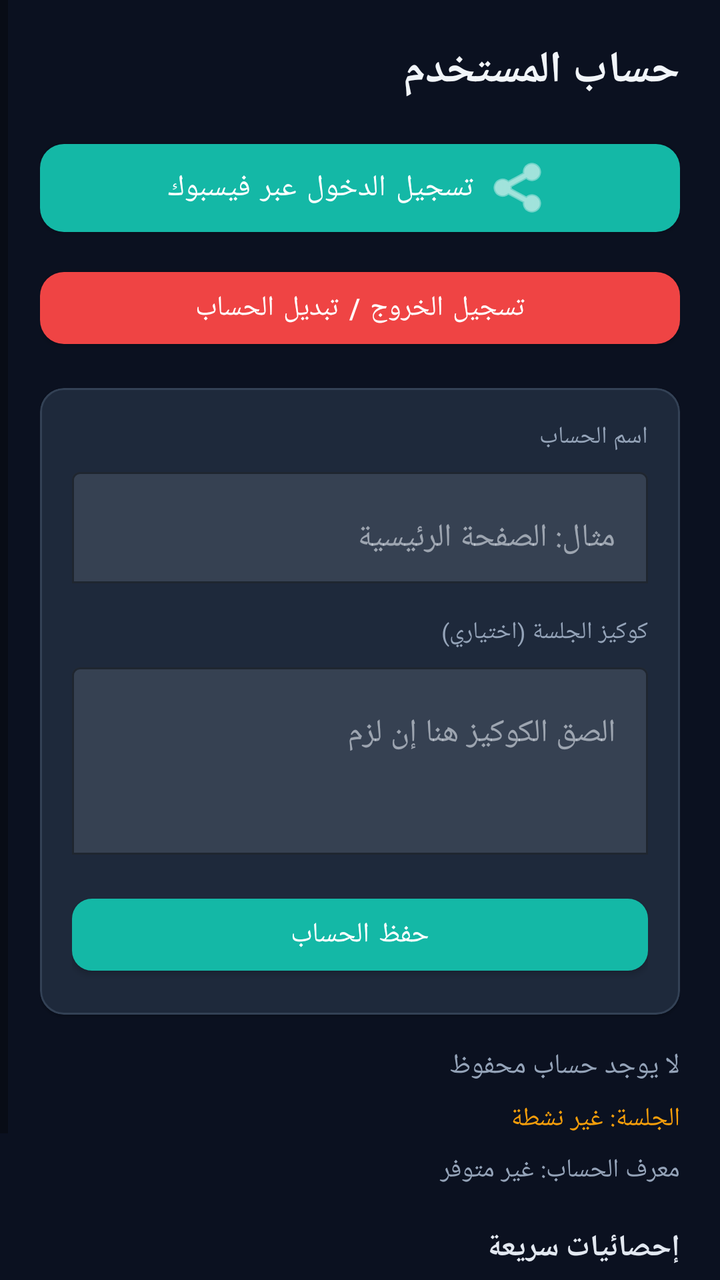
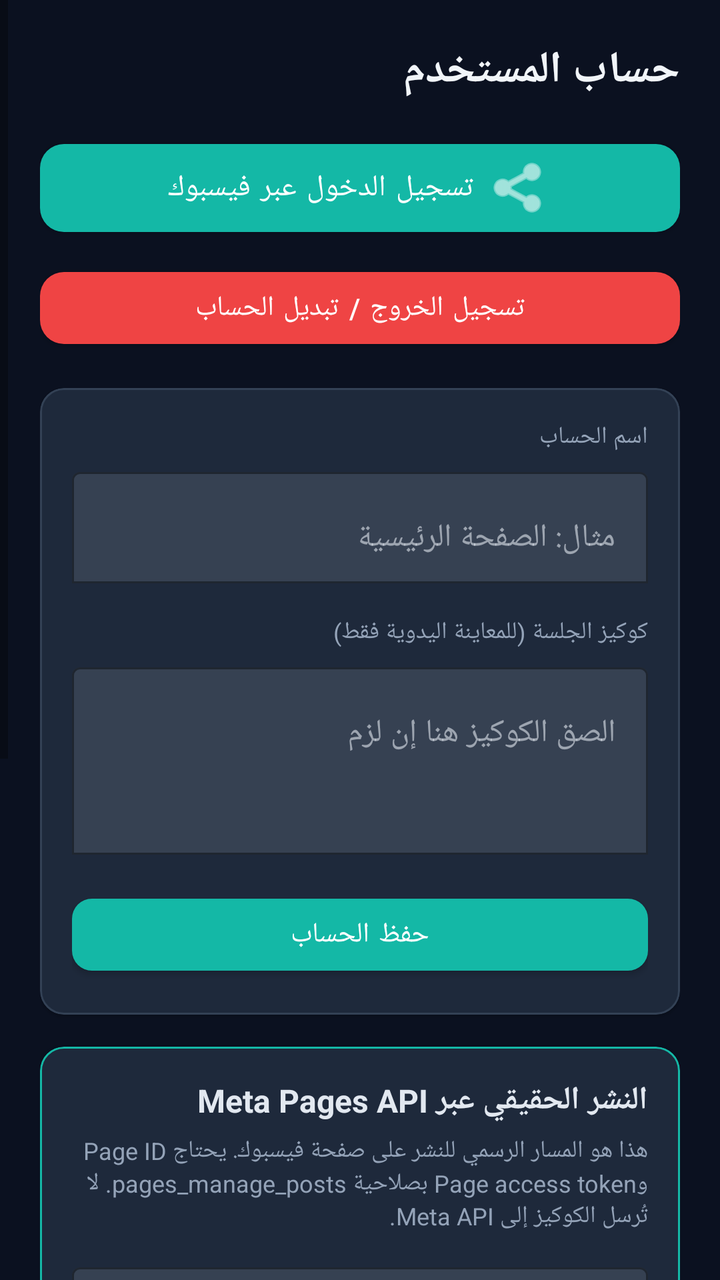

Two renders of the same Android screen: before a commit and after it. Below are the layout's source before the change and the commit's diff.
<!-- AndroidManifest.xml: application theme Theme.FBPublisherX -->
<!-- res/layout/fragment_accounts.xml -->
<?xml version="1.0" encoding="utf-8"?>
<ScrollView xmlns:android="http://schemas.android.com/apk/res/android"
    xmlns:app="http://schemas.android.com/apk/res-auto"
    android:layout_width="match_parent"
    android:layout_height="match_parent"
    android:background="@color/background"
    android:fillViewport="true"
    android:layoutDirection="rtl">

    <LinearLayout
        android:layout_width="match_parent"
        android:layout_height="wrap_content"
        android:orientation="vertical"
        android:padding="20dp">

        <TextView
            android:layout_width="match_parent"
            android:layout_height="wrap_content"
            android:text="@string/accounts_title"
            android:textColor="@color/on_background"
            android:textSize="22sp"
            android:textStyle="bold"
            android:layout_marginBottom="16dp" />

        <com.google.android.material.button.MaterialButton
            android:id="@+id/btnLoginFb"
            android:layout_width="match_parent"
            android:layout_height="56dp"
            android:text="@string/btn_login_fb"
            android:textAllCaps="false"
            android:textSize="15sp"
            android:layout_marginBottom="8dp"
            app:cornerRadius="12dp"
            app:backgroundTint="@color/primary"
            app:icon="@android:drawable/ic_menu_share"
            app:iconGravity="textStart" />

        <com.google.android.material.button.MaterialButton
            android:id="@+id/btnLogout"
            android:layout_width="match_parent"
            android:layout_height="48dp"
            android:text="@string/btn_logout"
            android:textAllCaps="false"
            android:layout_marginBottom="16dp"
            app:cornerRadius="12dp"
            app:backgroundTint="@color/error" />

        <com.google.android.material.card.MaterialCardView
            android:layout_width="match_parent"
            android:layout_height="wrap_content"
            app:cardBackgroundColor="@color/surface"
            app:cardCornerRadius="12dp"
            app:strokeColor="@color/card_stroke"
            app:strokeWidth="1dp"
            android:layout_marginBottom="16dp">
            <LinearLayout
                android:layout_width="match_parent"
                android:layout_height="wrap_content"
                android:orientation="vertical"
                android:padding="16dp">

                <TextView
                    android:layout_width="match_parent"
                    android:layout_height="wrap_content"
                    android:text="@string/account_label"
                    android:textColor="@color/text_secondary"
                    android:textSize="12sp" />
                <com.google.android.material.textfield.TextInputLayout
                    android:layout_width="match_parent"
                    android:layout_height="wrap_content"
                    android:layout_marginTop="4dp"
                    app:boxBackgroundMode="outline"
                    app:boxStrokeColor="@color/primary">
                    <com.google.android.material.textfield.TextInputEditText
                        android:id="@+id/inputAccountName"
                        android:layout_width="match_parent"
                        android:layout_height="wrap_content"
                        android:hint="@string/hint_account_name"
                        android:textColor="@color/on_surface"
                        android:inputType="text"
                        android:gravity="start" />
                </com.google.android.material.textfield.TextInputLayout>

                <TextView
                    android:layout_width="match_parent"
                    android:layout_height="wrap_content"
                    android:text="@string/cookies_label"
                    android:textColor="@color/text_secondary"
                    android:textSize="12sp"
                    android:layout_marginTop="16dp" />
                <com.google.android.material.textfield.TextInputLayout
                    android:layout_width="match_parent"
                    android:layout_height="wrap_content"
                    android:layout_marginTop="4dp"
                    app:boxBackgroundMode="outline"
                    app:boxStrokeColor="@color/primary">
                    <com.google.android.material.textfield.TextInputEditText
                        android:id="@+id/inputCookies"
                        android:layout_width="match_parent"
                        android:layout_height="wrap_content"
                        android:hint="@string/hint_cookies"
                        android:textColor="@color/on_surface"
                        android:inputType="textMultiLine"
                        android:minLines="3"
                        android:gravity="start|top" />
                </com.google.android.material.textfield.TextInputLayout>

                <com.google.android.material.button.MaterialButton
                    android:id="@+id/btnSaveAccount"
                    android:layout_width="match_parent"
                    android:layout_height="48dp"
                    android:text="@string/btn_save_account"
                    android:textAllCaps="false"
                    android:layout_marginTop="16dp"
                    app:cornerRadius="10dp"
                    app:backgroundTint="@color/primary" />
            </LinearLayout>
        </com.google.android.material.card.MaterialCardView>

        <TextView
            android:id="@+id/accountStatus"
            android:layout_width="match_parent"
            android:layout_height="wrap_content"
            android:text="@string/account_none"
            android:textColor="@color/text_secondary"
            android:textSize="14sp" />

        <TextView
            android:id="@+id/sessionIndicator"
            android:layout_width="match_parent"
            android:layout_height="wrap_content"
            android:text="@string/session_inactive"
            android:textColor="@color/warning"
            android:textSize="13sp"
            android:layout_marginTop="8dp" />

        <TextView
            android:id="@+id/profileIdText"
            android:layout_width="match_parent"
            android:layout_height="wrap_content"
            android:text="@string/profile_id_none"
            android:textColor="@color/text_secondary"
            android:textSize="13sp"
            android:layout_marginTop="8dp" />

        <TextView
            android:layout_width="match_parent"
            android:layout_height="wrap_content"
            android:text="@string/profile_stats_title"
            android:textColor="@color/on_surface"
            android:textSize="15sp"
            android:textStyle="bold"
            android:layout_marginTop="20dp"
            android:layout_marginBottom="8dp" />

        <TextView
            android:id="@+id/profileStatGroups"
            android:layout_width="match_parent"
            android:layout_height="wrap_content"
            android:textColor="@color/text_secondary"
            android:textSize="13sp" />
        <TextView
            android:id="@+id/profileStatPosted"
            android:layout_width="match_parent"
            android:layout_height="wrap_content"
            android:textColor="@color/text_secondary"
            android:textSize="13sp"
            android:layout_marginTop="4dp" />
        <TextView
            android:id="@+id/profileStatFailed"
            android:layout_width="match_parent"
            android:layout_height="wrap_content"
            android:textColor="@color/text_secondary"
            android:textSize="13sp"
            android:layout_marginTop="4dp" />

    </LinearLayout>
</ScrollView>
<!-- resources referenced by this layout -->
<resources>
  <color name="background">#0B1120</color>
  <color name="card_stroke">#334155</color>
  <color name="error">#EF4444</color>
  <color name="on_background">#F1F5F9</color>
  <color name="on_surface">#E2E8F0</color>
  <color name="primary">#14B8A6</color>
  <color name="surface">#1E293B</color>
  <color name="text_secondary">#94A3B8</color>
  <color name="warning">#F59E0B</color>
  <string name="account_label">اسم الحساب</string>
  <string name="account_none">لا يوجد حساب محفوظ</string>
  <string name="accounts_title">حساب المستخدم</string>
  <string name="btn_login_fb">تسجيل الدخول عبر فيسبوك</string>
  <string name="btn_logout">تسجيل الخروج / تبديل الحساب</string>
  <string name="btn_save_account">حفظ الحساب</string>
  <string name="cookies_label">كوكيز الجلسة (اختياري)</string>
  <string name="hint_account_name">مثال: الصفحة الرئيسية</string>
  <string name="hint_cookies">الصق الكوكيز هنا إن لزم</string>
  <string name="profile_id_none">معرف الحساب: غير متوفر</string>
  <string name="profile_stats_title">إحصائيات سريعة</string>
  <string name="session_inactive">الجلسة: غير نشطة</string>
  <style name="Theme.FBPublisherX" parent="Theme.MaterialComponents.DayNight.NoActionBar">
          <item name="colorPrimary">@color/primary</item>
          <item name="colorPrimaryVariant">@color/primary_variant</item>
          <item name="colorOnPrimary">@color/on_primary</item>
          <item name="colorSecondary">@color/secondary</item>
          <item name="android:statusBarColor">@color/background</item>
          <item name="android:navigationBarColor">@color/surface</item>
          <item name="android:windowBackground">@color/background</item>
          <item name="android:windowLightStatusBar">false</item>
          <item name="colorSurface">@color/surface</item>
          <item name="colorOnSurface">@color/on_surface</item>
      </style>
  <color name="primary_variant">#0F766E</color>
  <color name="on_primary">#FFFFFF</color>
  <color name="secondary">#8B5CF6</color>
</resources>

<!-- the commit's change to res/layout/fragment_accounts.xml (unified diff, before → after) -->
@@ -117,6 +117,86 @@
             </LinearLayout>
         </com.google.android.material.card.MaterialCardView>
 
+        <com.google.android.material.card.MaterialCardView
+            android:layout_width="match_parent"
+            android:layout_height="wrap_content"
+            android:layout_marginBottom="16dp"
+            app:cardBackgroundColor="@color/surface"
+            app:cardCornerRadius="12dp"
+            app:strokeColor="@color/primary"
+            app:strokeWidth="1dp">
+            <LinearLayout
+                android:layout_width="match_parent"
+                android:layout_height="wrap_content"
+                android:orientation="vertical"
+                android:padding="16dp">
+                <TextView
+                    android:layout_width="match_parent"
+                    android:layout_height="wrap_content"
+                    android:text="@string/page_api_title"
+                    android:textColor="@color/on_surface"
+                    android:textSize="16sp"
+                    android:textStyle="bold" />
+                <TextView
+                    android:layout_width="match_parent"
+                    android:layout_height="wrap_content"
+                    android:layout_marginTop="6dp"
+                    android:text="@string/page_api_help"
+                    android:textColor="@color/text_secondary"
+                    android:textSize="12sp" />
+                <com.google.android.material.textfield.TextInputLayout
+                    android:layout_width="match_parent"
+                    android:layout_height="wrap_content"
+                    android:layout_marginTop="12dp"
+                    android:hint="@string/page_id_label"
+                    app:boxBackgroundMode="outline"
+                    app:boxStrokeColor="@color/primary">
+                    <com.google.android.material.textfield.TextInputEditText
+                        android:id="@+id/inputPageId"
+                        android:layout_width="match_parent"
+                        android:layout_height="wrap_content"
+                        android:hint="@string/page_id_hint"
+                        android:inputType="number"
+                        android:textColor="@color/on_surface"
+                        android:gravity="start" />
+                </com.google.android.material.textfield.TextInputLayout>
+                <com.google.android.material.textfield.TextInputLayout
+                    android:layout_width="match_parent"
+                    android:layout_height="wrap_content"
+                    android:layout_marginTop="10dp"
+                    android:hint="@string/page_token_label"
+                    app:boxBackgroundMode="outline"
+                    app:boxStrokeColor="@color/primary"
+                    app:endIconMode="password_toggle">
+                    <com.google.android.material.textfield.TextInputEditText
+                        android:id="@+id/inputPageToken"
+                        android:layout_width="match_parent"
+                        android:layout_height="wrap_content"
+                        android:hint="@string/page_token_hint"
+                        android:inputType="textPassword"
+                        android:textColor="@color/on_surface"
+                        android:gravity="start" />
+                </com.google.android.material.textfield.TextInputLayout>
+                <com.google.android.material.button.MaterialButton
+                    android:id="@+id/btnVerifyPage"
+                    android:layout_width="match_parent"
+                    android:layout_height="48dp"
+                    android:layout_marginTop="12dp"
+                    android:text="@string/btn_verify_page"
+                    android:textAllCaps="false"
+                    app:backgroundTint="@color/secondary"
+                    app:cornerRadius="10dp" />
+                <TextView
+                    android:id="@+id/pageApiStatus"
+                    android:layout_width="match_parent"
+                    android:layout_height="wrap_content"
+                    android:layout_marginTop="10dp"
+                    android:text="@string/page_api_not_configured"
+                    android:textColor="@color/warning"
+                    android:textSize="13sp" />
+            </LinearLayout>
+        </com.google.android.material.card.MaterialCardView>
+
         <TextView
             android:id="@+id/accountStatus"
             android:layout_width="match_parent"
<!-- resource entries referenced after the edit -->
@@ -15,9 +15,17 @@
   <string name="btn_login_fb">تسجيل الدخول عبر فيسبوك</string>
   <string name="btn_logout">تسجيل الخروج / تبديل الحساب</string>
   <string name="btn_save_account">حفظ الحساب</string>
-  <string name="cookies_label">كوكيز الجلسة (اختياري)</string>
+  <string name="btn_verify_page">تحقق من اتصال الصفحة</string>
+  <string name="cookies_label">كوكيز الجلسة (للمعاينة اليدوية فقط)</string>
   <string name="hint_account_name">مثال: الصفحة الرئيسية</string>
   <string name="hint_cookies">الصق الكوكيز هنا إن لزم</string>
+  <string name="page_api_help">هذا هو المسار الرسمي للنشر على صفحة فيسبوك. يحتاج Page ID وPage access token بصلاحية pages_manage_posts. لا تُرسل الكوكيز إلى Meta API.</string>
+  <string name="page_api_not_configured">لم يتم إعداد Page API بعد</string>
+  <string name="page_api_title">النشر الحقيقي عبر Meta Pages API</string>
+  <string name="page_id_hint">مثال: 123456789012345</string>
+  <string name="page_id_label">معرّف الصفحة Page ID</string>
+  <string name="page_token_hint">الصق رمز الوصول الخاص بالصفحة</string>
+  <string name="page_token_label">Page access token</string>
   <string name="profile_id_none">معرف الحساب: غير متوفر</string>
   <string name="profile_stats_title">إحصائيات سريعة</string>
   <string name="session_inactive">الجلسة: غير نشطة</string>
